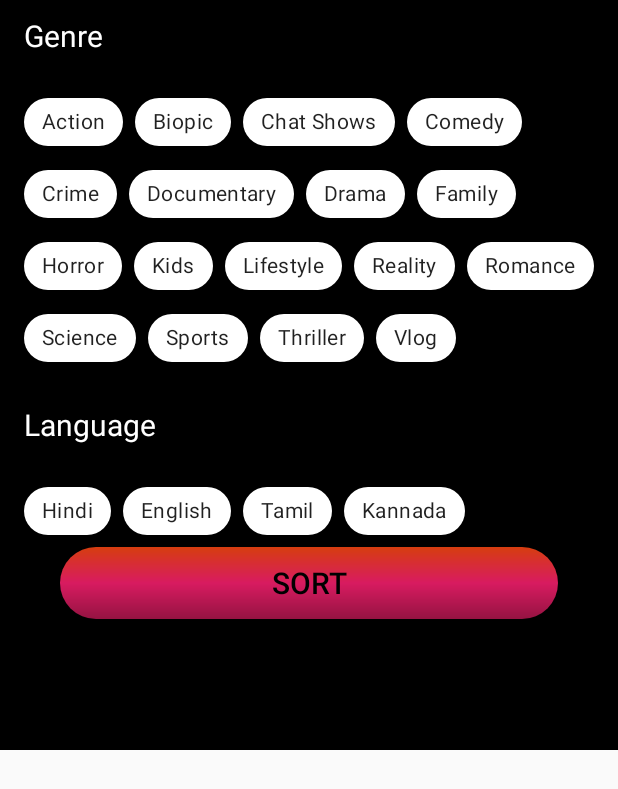
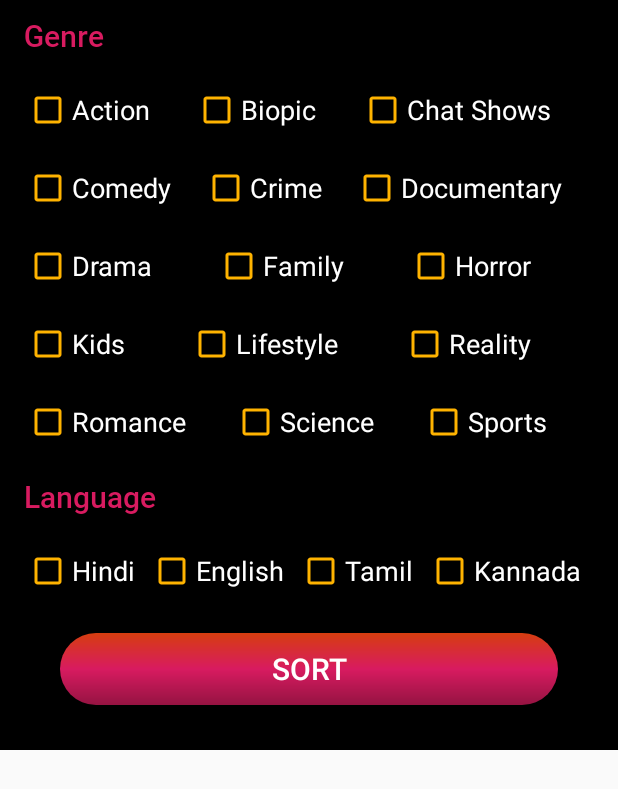
Before and after one commit to sanchi0204/Dishathon-2020, an Android app: the layout chip_layout.xml on its own in the app's theme, with its tools: preview values and no code run, on a phone screen of 412 x 824 dp. Shown: the top 789 px of the screen. Run offline under Robolectric (Android 15) with nearby library versions, the phone set to English and light mode, and no system bars.

Commit message:
debug done

```diff
--- a/app/src/main/java/com/example/watcho/Fragments/Friends.java
+++ b/app/src/main/java/com/example/watcho/Fragments/Friends.java
@@ -91,34 +91,47 @@ public class Friends extends Fragment {
 //            }
 //        });
         View view =  inflater.inflate(R.layout.fragment_friends, container, false);
+        final ArrayList Name;
+        final ArrayList gen1;
+        final ArrayList gen2;
+        final ArrayList gen3;
+
 
         RecyclerView frnd_list;
-            FriendList friendList = new FriendList();
-        assert friendList != null;
-        int length = friendList.getName().size();
+//            FriendList friendList = new FriendList();
+//        assert friendList != null;
+//        int length = friendList.getName().size();
+//
+//        ArrayList<String> name = new ArrayList<>(length);
+//        ArrayList<String> gen1 = new ArrayList<>(length);
+//        ArrayList<String> gen2 = new ArrayList<String>(length);
+//        ArrayList<String> gen3 = new ArrayList<String>(length);
+//
+//
+//   for(int i=0;i<length;i++)
+//   {
+//       name.add(i,friendList.getName(i));
+//       gen1.add(i,friendList.getGen1(i));
+//       gen2.add(i,friendList.getGen2(i));
+//       gen3.add(i,friendList.getGen3(i));
+//
+//   }
 
-        ArrayList<String> name = new ArrayList<String>(length);
-        ArrayList<String> gen1 = new ArrayList<String>(length);
-        ArrayList<String> gen2 = new ArrayList<String>(length);
-        ArrayList<String> gen3 = new ArrayList<String>(length);
-
-
-   for(int i=0;i<length;i++)
-   {
-       name.add(i,friendList.getName(i));
-       gen1.add(i,friendList.getGen1(i));
-       gen2.add(i,friendList.getGen2(i));
-       gen3.add(i,friendList.getGen3(i));
-
-   }
-
+        Name = new ArrayList<>(Arrays.asList("Pranay K.",
+                "Shreya Singh", "Sameer Khan"));
+        gen1 = new ArrayList<>(Arrays.asList("English",
+                "Life", "Science"));
+        gen2 = new ArrayList<>(Arrays.asList("Kannada",
+                "Vlog", "Documentary"));
+        gen3 = new ArrayList<>(Arrays.asList("Tamil",
+                "Drama", "Thrill"));
         frnd_list = view.findViewById(R.id.recycler_friends);
 
 
         LinearLayoutManager linearLayoutManager = new LinearLayoutManager(Objects.requireNonNull(getActivity()).getApplicationContext());
         frnd_list.setLayoutManager(linearLayoutManager);
 
-        final FriendListAdapter friendListAdapter = new FriendListAdapter(name,gen1, gen2,gen3, getContext());
+        final FriendListAdapter friendListAdapter = new FriendListAdapter(Name,gen1, gen2,gen3, getContext());
         frnd_list.setAdapter(friendListAdapter);
 
 
@@ -139,6 +152,11 @@ public class Friends extends Fragment {
         add_frnds.setOnClickListener(new View.OnClickListener() {
             @Override
             public void onClick(View view) {
+                Name.add("Radhika Bawa");
+                gen1.add("English");
+                gen2.add("Comic");
+                gen3.add("Vlog");
+                friendListAdapter.notifyDataSetChanged();
                 Intent i = new Intent(getContext(), AddFriends.class);
                 startActivity(i);
             }
--- a/app/src/main/java/com/example/watcho/Fragments/MyRoom.java
+++ b/app/src/main/java/com/example/watcho/Fragments/MyRoom.java
@@ -12,6 +12,7 @@ import android.view.ViewGroup;
 import android.widget.Button;
 import android.widget.EditText;
 import android.widget.ImageButton;
+import android.widget.Toast;
 
 import com.example.watcho.Adapters.CustomerAdapter;
 import com.example.watcho.Adapters.RoomAdapter;
@@ -99,6 +100,8 @@ public class MyRoom extends Fragment {
                 String msg = enter_msg.getText().toString();
                 Message.add(msg);
                 roomAdapter.notifyDataSetChanged();
+                enter_msg.setText(" ");
+                Toast.makeText(getContext(), "Message sent", Toast.LENGTH_SHORT).show();
             }
         });
 
--- a/app/src/main/java/com/example/watcho/MainActivity.java
+++ b/app/src/main/java/com/example/watcho/MainActivity.java
@@ -106,14 +106,16 @@ public class MainActivity extends AppCompatActivity {
     private void SplitScreen() {
 
 
-        Intent i = new Intent(MainActivity.this, Downloads.class);
-        i.addFlags(Intent.FLAG_ACTIVITY_LAUNCH_ADJACENT|
-                Intent.FLAG_ACTIVITY_MULTIPLE_TASK| Intent.FLAG_ACTIVITY_NEW_TASK);
+//        Intent i = new Intent(MainActivity.this, Downloads.class);
+//        i.addFlags(Intent.FLAG_ACTIVITY_LAUNCH_ADJACENT|
+//                Intent.FLAG_ACTIVITY_MULTIPLE_TASK| Intent.FLAG_ACTIVITY_NEW_TASK);
+//
+//        Rect rect = new Rect(0,0,100,100);
+//        ActivityOptions activityOptions = ActivityOptions.makeBasic();
+//        ActivityOptions bounds = activityOptions.setLaunchBounds(rect);
+//        startActivity(i);
 
-        Rect rect = new Rect(0,0,100,100);
-        ActivityOptions activityOptions = ActivityOptions.makeBasic();
-        ActivityOptions bounds = activityOptions.setLaunchBounds(rect);
-        startActivity(i);
+        Toast.makeText(this, "Split Screen", Toast.LENGTH_SHORT).show();
     }
 
 
--- a/app/src/main/res/layout/chip_layout.xml
+++ b/app/src/main/res/layout/chip_layout.xml
@@ -1,200 +1,283 @@
 <?xml version="1.0" encoding="utf-8"?>
-<LinearLayout
+<RelativeLayout
     xmlns:android="http://schemas.android.com/apk/res/android"
     android:layout_width="match_parent"
     android:layout_height="500dp"
     android:background="@color/black"
     xmlns:app="http://schemas.android.com/apk/res-auto"
     android:orientation="vertical">
+
 <TextView
+    android:id="@+id/l1"
     android:layout_width="wrap_content"
     android:layout_height="wrap_content"
     android:layout_marginStart="16dp"
     android:layout_marginTop="10dp"
     android:text="@string/genre"
-    android:textColor="@color/white"
+    android:textColor="@color/colorAccent"
     android:textSize="20sp"
     android:textStyle="normal"
+    android:fontFamily="@font/roboto_medium"
     />
 
-    <com.google.android.material.chip.ChipGroup
+    <LinearLayout
+        android:id="@+id/l2"
+        android:layout_below="@+id/l1"
+        android:layout_width="match_parent"
+        android:layout_height="wrap_content"
+        android:layout_marginTop="20dp"
+        android:orientation="horizontal"
+        android:layout_marginStart="16dp"
+        android:layout_marginEnd="16dp"
+       >
+        <CheckBox
+          android:layout_weight="1"
             android:layout_width="wrap_content"
             android:layout_height="wrap_content"
+            android:text="@string/action"
+            android:textSize="18sp"
+            android:textColor="@color/white"
+            android:buttonTint="@color/yellow"
+           />
+
+        <CheckBox
+            android:layout_weight="1"
+            android:layout_width="wrap_content"
+            android:layout_height="wrap_content"
+            android:text="@string/biopic"
+            android:textSize="18sp"
+            android:textColor="@color/white"
+            android:buttonTint="@color/yellow"/>
+
+        <CheckBox
+            android:layout_weight="1"
+            android:layout_width="wrap_content"
+            android:layout_height="wrap_content"
+            android:text="@string/chat_shows"
+            android:textSize="18sp"
+            android:textColor="@color/white"
+            android:buttonTint="@color/yellow"/>
+    </LinearLayout>
+
+    <LinearLayout
+        android:id="@+id/l3"
+        android:layout_below="@+id/l2"
+        android:layout_width="match_parent"
+        android:layout_height="wrap_content"
         android:layout_marginTop="20dp"
+        android:orientation="horizontal"
+        android:layout_marginStart="16dp"
+        android:layout_marginEnd="16dp"
+        >
+        <CheckBox
+            android:layout_weight="1"
+            android:layout_width="wrap_content"
+            android:layout_height="wrap_content"
+            android:text="@string/comedy"
+            android:textSize="18sp"
+            android:textColor="@color/white"
+            android:buttonTint="@color/yellow"/>
+
+        <CheckBox
+            android:layout_weight="1"
+            android:layout_width="wrap_content"
+            android:layout_height="wrap_content"
+            android:text="@string/crime"
+            android:textSize="18sp"
+            android:textColor="@color/white"
+            android:buttonTint="@color/yellow"/>
+
+        <CheckBox
+            android:layout_weight="1"
+            android:layout_width="wrap_content"
+            android:layout_height="wrap_content"
+            android:text="@string/documentary"
+            android:textSize="18sp"
+            android:textColor="@color/white"
+            android:buttonTint="@color/yellow"/>
+    </LinearLayout>
+
+    <LinearLayout
+        android:id="@+id/l4"
+        android:layout_below="@+id/l3"
+        android:layout_width="match_parent"
+        android:layout_height="wrap_content"
+        android:layout_marginTop="20dp"
+        android:orientation="horizontal"
         android:layout_marginStart="16dp"
         android:layout_marginEnd="16dp"
         >
 
-        <com.google.android.material.chip.Chip
-            android:layout_width="wrap_content"
-            android:layout_height="wrap_content"
-            android:text="@string/action"
-            style="@style/Widget.MaterialComponents.Chip.Choice"
-            app:chipBackgroundColor="@color/white"/>
-
-        <com.google.android.material.chip.Chip
-            android:layout_width="wrap_content"
-            android:layout_height="wrap_content"
-            android:text="@string/biopic"
-            style="@style/Widget.MaterialComponents.Chip.Choice"
-            app:chipBackgroundColor="@color/white"/>
-
-        <com.google.android.material.chip.Chip
-            android:layout_width="wrap_content"
-            android:layout_height="wrap_content"
-            android:text="@string/chat_shows"
-            style="@style/Widget.MaterialComponents.Chip.Choice"
-            app:chipBackgroundColor="@color/white"/>
-
-        <com.google.android.material.chip.Chip
-            android:layout_width="wrap_content"
-            android:layout_height="wrap_content"
-            android:text="@string/comedy"
-            style="@style/Widget.MaterialComponents.Chip.Choice"
-            app:chipBackgroundColor="@color/white"/>
-
-        <com.google.android.material.chip.Chip
-            android:layout_width="wrap_content"
-            android:layout_height="wrap_content"
-            android:text="@string/crime"
-            style="@style/Widget.MaterialComponents.Chip.Choice"
-            app:chipBackgroundColor="@color/white"/>
-
-        <com.google.android.material.chip.Chip
-            android:layout_width="wrap_content"
-            android:layout_height="wrap_content"
-            android:text="@string/documentary"
-            style="@style/Widget.MaterialComponents.Chip.Choice"
-            app:chipBackgroundColor="@color/white"/>
-
-        <com.google.android.material.chip.Chip
+        <CheckBox
+            android:layout_weight="1"
             android:layout_width="wrap_content"
             android:layout_height="wrap_content"
             android:text="@string/drama"
-            style="@style/Widget.MaterialComponents.Chip.Choice"
-            app:chipBackgroundColor="@color/white"/>
+            android:textSize="18sp"
+            android:textColor="@color/white"
+            android:buttonTint="@color/yellow"/>
 
-        <com.google.android.material.chip.Chip
+        <CheckBox
+            android:layout_weight="1"
             android:layout_width="wrap_content"
             android:layout_height="wrap_content"
             android:text="@string/family"
-            style="@style/Widget.MaterialComponents.Chip.Choice"
-            app:chipBackgroundColor="@color/white"/>
+            android:textSize="18sp"
+            android:textColor="@color/white"
+            android:buttonTint="@color/yellow"/>
 
-        <com.google.android.material.chip.Chip
+        <CheckBox
+            android:layout_weight="1"
             android:layout_width="wrap_content"
             android:layout_height="wrap_content"
             android:text="@string/horror"
-            style="@style/Widget.MaterialComponents.Chip.Choice"
-            app:chipBackgroundColor="@color/white"/>
+            android:textSize="18sp"
+            android:textColor="@color/white"
+            android:buttonTint="@color/yellow"/>
+    </LinearLayout>
 
-        <com.google.android.material.chip.Chip
+    <LinearLayout
+        android:id="@+id/l5"
+        android:layout_below="@+id/l4"
+        android:layout_width="match_parent"
+        android:layout_height="wrap_content"
+        android:layout_marginTop="20dp"
+        android:orientation="horizontal"
+        android:layout_marginStart="16dp"
+        android:layout_marginEnd="16dp"
+        >
+        <CheckBox
+            android:layout_weight="1"
             android:layout_width="wrap_content"
             android:layout_height="wrap_content"
             android:text="@string/kids"
-            style="@style/Widget.MaterialComponents.Chip.Choice"
-            app:chipBackgroundColor="@color/white"/>
+            android:textSize="18sp"
+            android:textColor="@color/white"
+            android:buttonTint="@color/yellow"/>
 
-        <com.google.android.material.chip.Chip
+        <CheckBox
+            android:layout_weight="1"
             android:layout_width="wrap_content"
             android:layout_height="wrap_content"
             android:text="@string/lifestyle"
-            style="@style/Widget.MaterialComponents.Chip.Choice"
-            app:chipBackgroundColor="@color/white"/>
+            android:textSize="18sp"
+            android:textColor="@color/white"
+            android:buttonTint="@color/yellow"/>
 
-        <com.google.android.material.chip.Chip
+        <CheckBox
+            android:layout_weight="1"
             android:layout_width="wrap_content"
             android:layout_height="wrap_content"
             android:text="@string/reality"
-            style="@style/Widget.MaterialComponents.Chip.Choice"
-            app:chipBackgroundColor="@color/white"/>
+            android:textSize="18sp"
+            android:textColor="@color/white"
+            android:buttonTint="@color/yellow"/>
+    </LinearLayout>
 
-        <com.google.android.material.chip.Chip
+        <LinearLayout
+            android:id="@+id/l6"
+            android:layout_below="@+id/l5"
+            android:layout_width="match_parent"
+            android:layout_height="wrap_content"
+            android:layout_marginTop="20dp"
+            android:orientation="horizontal"
+            android:layout_marginStart="16dp"
+            android:layout_marginEnd="16dp"
+            >
+
+        <CheckBox
+            android:layout_weight="1"
             android:layout_width="wrap_content"
             android:layout_height="wrap_content"
             android:text="@string/romance"
-            style="@style/Widget.MaterialComponents.Chip.Choice"
-            app:chipBackgroundColor="@color/white"/>
+            android:textSize="18sp"
+            android:textColor="@color/white"
+            android:buttonTint="@color/yellow"/>
 
-        <com.google.android.material.chip.Chip
+        <CheckBox
+            android:layout_weight="1"
             android:layout_width="wrap_content"
             android:layout_height="wrap_content"
             android:text="@string/science"
-            style="@style/Widget.MaterialComponents.Chip.Choice"
-            app:chipBackgroundColor="@color/white"/>
+            android:textSize="18sp"
+            android:textColor="@color/white"
+            android:buttonTint="@color/yellow"/>
 
-        <com.google.android.material.chip.Chip
+        <CheckBox
+            android:layout_weight="1"
             android:layout_width="wrap_content"
             android:layout_height="wrap_content"
             android:text="@string/sports"
-            style="@style/Widget.MaterialComponents.Chip.Choice"
-            app:chipBackgroundColor="@color/white"/>
+            android:textSize="18sp"
+            android:textColor="@color/white"
+            android:buttonTint="@color/yellow"/>
+        </LinearLayout>
 
-        <com.google.android.material.chip.Chip
-            android:layout_width="wrap_content"
-            android:layout_height="wrap_content"
-            android:text="@string/thriller"
-            style="@style/Widget.MaterialComponents.Chip.Choice"
-            app:chipBackgroundColor="@color/white"/>
-
-        <com.google.android.material.chip.Chip
-            android:layout_width="wrap_content"
-            android:layout_height="wrap_content"
-            android:text="@string/vlog"
-            style="@style/Widget.MaterialComponents.Chip.Choice"
-            app:chipBackgroundColor="@color/white"/>
-
-    </com.google.android.material.chip.ChipGroup>
 
     <TextView
+        android:id="@+id/l7"
+        android:layout_below="@+id/l6"
         android:layout_width="wrap_content"
         android:layout_height="wrap_content"
         android:layout_marginStart="16dp"
         android:layout_marginTop="20dp"
         android:text="@string/language"
-        android:textColor="@color/white"
+        android:textColor="@color/colorAccent"
         android:textSize="20sp"
         android:textStyle="normal"
+        android:fontFamily="@font/roboto_medium"
         />
 
-    <com.google.android.material.chip.ChipGroup
-        android:layout_width="wrap_content"
+    <LinearLayout
+        android:id="@+id/l8"
+        android:layout_below="@+id/l7"
+        android:layout_width="match_parent"
         android:layout_height="wrap_content"
         android:layout_marginTop="20dp"
+        android:orientation="horizontal"
         android:layout_marginStart="16dp"
         android:layout_marginEnd="16dp"
         >
 
-    <com.google.android.material.chip.Chip
+        <CheckBox
+            android:layout_weight="1"
             android:layout_width="wrap_content"
             android:layout_height="wrap_content"
             android:text="@string/hindi"
-        style="@style/Widget.MaterialComponents.Chip.Choice"
-        app:chipBackgroundColor="@color/white"/>
+            android:textSize="18sp"
+            android:textColor="@color/white"
+            android:buttonTint="@color/yellow"/>
 
-    <com.google.android.material.chip.Chip
+        <CheckBox
+            android:layout_weight="1"
             android:layout_width="wrap_content"
             android:layout_height="wrap_content"
             android:text="@string/english"
-        style="@style/Widget.MaterialComponents.Chip.Choice"
-        app:chipBackgroundColor="@color/white"/>
+            android:textSize="18sp"
+            android:textColor="@color/white"
+            android:buttonTint="@color/yellow"/>
 
-    <com.google.android.material.chip.Chip
+        <CheckBox
+            android:layout_weight="1"
             android:layout_width="wrap_content"
             android:layout_height="wrap_content"
             android:text="@string/tamil"
-        style="@style/Widget.MaterialComponents.Chip.Choice"
-        app:chipBackgroundColor="@color/white"/>
+            android:textSize="18sp"
+            android:textColor="@color/white"
+            android:buttonTint="@color/yellow"/>
 
-    <com.google.android.material.chip.Chip
+        <CheckBox
+            android:layout_weight="1"
             android:layout_width="wrap_content"
             android:layout_height="wrap_content"
             android:text="@string/kannada"
-        style="@style/Widget.MaterialComponents.Chip.Choice"
-        app:chipBackgroundColor="@color/white"/>
-    </com.google.android.material.chip.ChipGroup>
+            android:textSize="18sp"
+            android:textColor="@color/white"
+            android:buttonTint="@color/yellow"/>
+    </LinearLayout>
 
     <Button
+        android:layout_alignParentBottom="true"
         android:id="@+id/btn_sort"
         android:layout_width="match_parent"
         android:layout_height="wrap_content"
@@ -205,6 +288,7 @@
         android:text="@string/sort"
         android:textStyle="normal"
         android:textSize="20sp"
-        android:textColor="@color/black"
+        android:textColor="@color/white"
+        android:layout_marginBottom="30dp"
         android:textAllCaps="true"/>
-</LinearLayout>
+</RelativeLayout>
--- a/app/src/main/res/layout/content_recycle_add_frnds.xml
+++ b/app/src/main/res/layout/content_recycle_add_frnds.xml
@@ -12,9 +12,10 @@
         android:layout_height="wrap_content">
 
     <de.hdodenhof.circleimageview.CircleImageView
-        android:layout_width="80dp"
-        android:layout_height="80dp"
+        android:layout_width="50dp"
+        android:layout_height="50dp"
         android:src="@drawable/profile"
+        android:layout_centerVertical="true"
         android:id="@+id/user_img"/>
 
     <TextView
@@ -69,12 +70,10 @@
 
         <ImageButton
             android:id="@+id/add_frnd"
-            android:layout_width="50dp"
-            android:layout_height="50dp"
+            android:layout_width="wrap_content"
+            android:layout_height="wrap_content"
             android:layout_alignParentEnd="true"
             android:layout_centerVertical="true"
-            android:layout_marginStart="10dp"
-            android:layout_marginEnd="10dp"
             android:background="@android:color/transparent"
           android:src="@drawable/add_box"/>
 
```
Also changed, not shown: 1 other file. Lines whose indentation alone changed are shown as unchanged.
